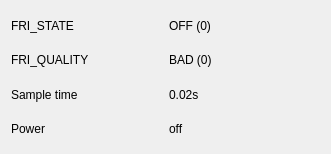
Above: cedar/devices/kuka/gui/FriStatusWidget.ui from cedar/cedar before the change. Below: the same form after it.
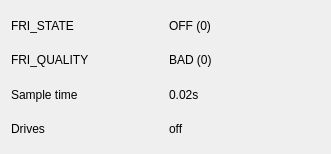
That is the form after the change.

```diff
--- a/cedar/devices/kuka/gui/FriStatusWidget.ui
+++ b/cedar/devices/kuka/gui/FriStatusWidget.ui
@@ -67,7 +67,7 @@
      <item>
       <widget class="QLabel" name="mpLabelPower">
        <property name="text">
-        <string>Power</string>
+        <string>Drives</string>
        </property>
       </widget>
      </item>
```
